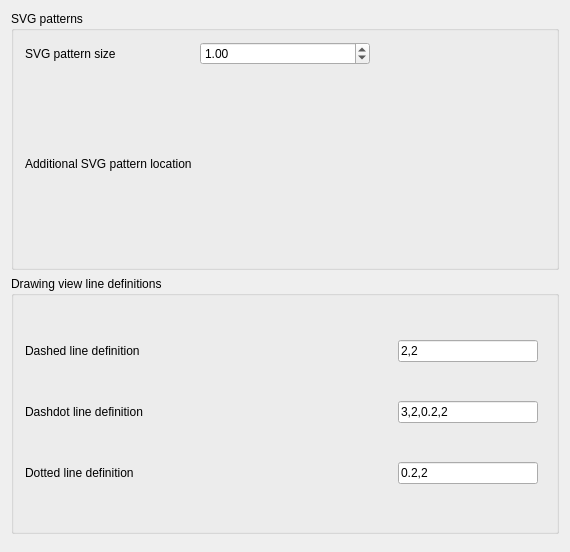
The window that src/Mod/Draft/Resources/ui/preferences-draftvisual.ui (southseact-3d/fcd) describes before a commit, drawn with Qt 5.
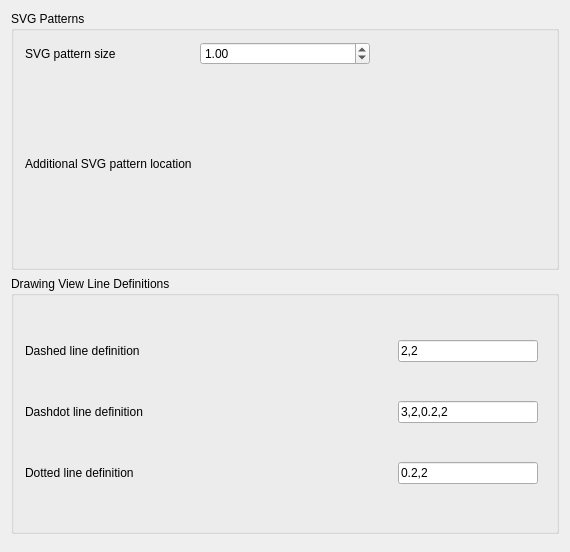
The same window after the commit. Custom widgets are drawn as their Qt base class.

The edit to the form file:
```diff
--- a/src/Mod/Draft/Resources/ui/preferences-draftvisual.ui
+++ b/src/Mod/Draft/Resources/ui/preferences-draftvisual.ui
@@ -17,7 +17,7 @@
    <item>
     <widget class="QGroupBox" name="groupBox_1">
      <property name="title">
-      <string>SVG patterns</string>
+      <string>SVG Patterns</string>
      </property>
      <layout class="QGridLayout" name="gridLayout_1">
       <item row="0" column="0">
@@ -89,7 +89,7 @@
    <item>
     <widget class="QGroupBox" name="groupBox_2">
      <property name="title">
-      <string>Drawing view line definitions</string>
+      <string>Drawing View Line Definitions</string>
      </property>
      <layout class="QGridLayout" name="gridLayout_2">
       <item row="0" column="0">
```
